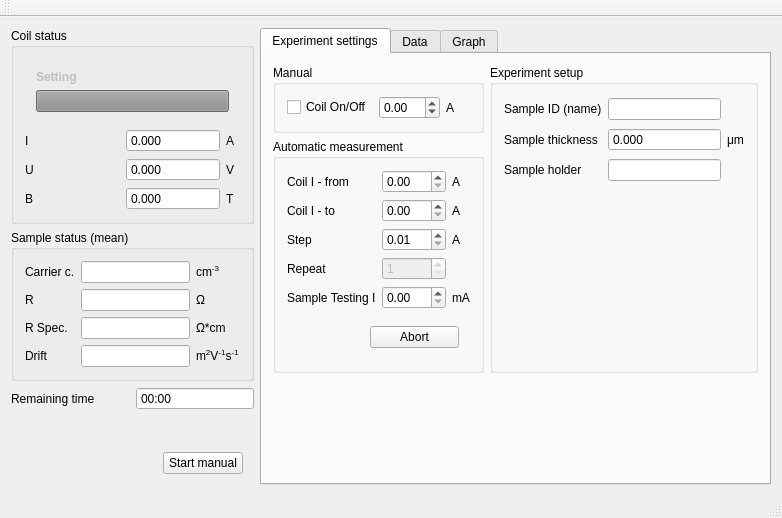
Qt form hall/mainwindow.ui (mBr001/hall) before a commit.
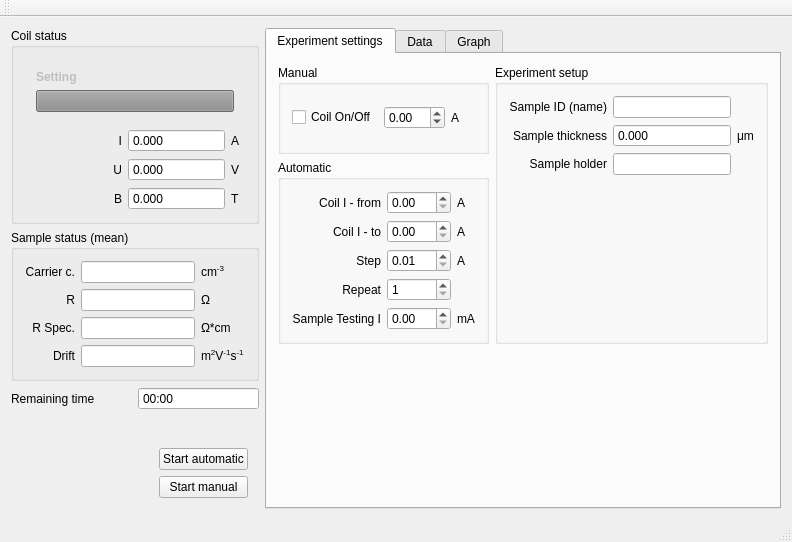
The same form after that commit. The open tabs and pages were chosen to show the change. Custom widgets are drawn as their Qt base class.

Commit message: redesign GUI: item description align

Patch:
```diff
--- a/hall/mainwindow.ui
+++ b/hall/mainwindow.ui
@@ -6,8 +6,8 @@
    <rect>
     <x>0</x>
     <y>0</y>
-    <width>782</width>
-    <height>518</height>
+    <width>792</width>
+    <height>542</height>
    </rect>
   </property>
   <property name="windowTitle">
@@ -123,6 +123,9 @@
              <property name="text">
               <string>I</string>
              </property>
+             <property name="alignment">
+              <set>Qt::AlignRight|Qt::AlignTrailing|Qt::AlignVCenter</set>
+             </property>
             </widget>
            </item>
            <item row="2" column="0">
@@ -130,6 +133,9 @@
              <property name="text">
               <string>U</string>
              </property>
+             <property name="alignment">
+              <set>Qt::AlignRight|Qt::AlignTrailing|Qt::AlignVCenter</set>
+             </property>
             </widget>
            </item>
            <item row="3" column="0">
@@ -137,6 +143,9 @@
              <property name="text">
               <string>B</string>
              </property>
+             <property name="alignment">
+              <set>Qt::AlignRight|Qt::AlignTrailing|Qt::AlignVCenter</set>
+             </property>
             </widget>
            </item>
            <item row="0" column="0" colspan="3">
@@ -191,6 +200,9 @@
              <property name="text">
               <string>Carrier c.</string>
              </property>
+             <property name="alignment">
+              <set>Qt::AlignRight|Qt::AlignTrailing|Qt::AlignVCenter</set>
+             </property>
             </widget>
            </item>
            <item row="0" column="2">
@@ -216,6 +228,9 @@
              <property name="text">
               <string>R</string>
              </property>
+             <property name="alignment">
+              <set>Qt::AlignRight|Qt::AlignTrailing|Qt::AlignVCenter</set>
+             </property>
             </widget>
            </item>
            <item row="2" column="0">
@@ -223,6 +238,9 @@
              <property name="text">
               <string>R Spec.</string>
              </property>
+             <property name="alignment">
+              <set>Qt::AlignRight|Qt::AlignTrailing|Qt::AlignVCenter</set>
+             </property>
             </widget>
            </item>
            <item row="3" column="0">
@@ -230,6 +248,9 @@
              <property name="text">
               <string>Drift</string>
              </property>
+             <property name="alignment">
+              <set>Qt::AlignRight|Qt::AlignTrailing|Qt::AlignVCenter</set>
+             </property>
             </widget>
            </item>
            <item row="1" column="2">
@@ -325,7 +346,7 @@
           </property>
           <widget class="QWidget" name="">
            <layout class="QGridLayout" name="gridLayout_11">
-            <item row="0" column="1">
+            <item row="1" column="1">
              <widget class="QPushButton" name="startManualPushButton">
               <property name="toolTip">
                <string>Take snapshot of current measured values.</string>
@@ -335,6 +356,16 @@
               </property>
              </widget>
             </item>
+            <item row="0" column="1">
+             <widget class="QPushButton" name="startAutomaticPushButton">
+              <property name="toolTip">
+               <string>Start fully automatized measurement.</string>
+              </property>
+              <property name="text">
+               <string>Start automatic</string>
+              </property>
+             </widget>
+            </item>
             <item row="0" column="0">
              <spacer name="horizontalSpacer_4">
               <property name="orientation">
@@ -404,7 +435,7 @@
           <item row="1" column="0">
            <widget class="QGroupBox" name="automaticGroupBox">
             <property name="title">
-             <string>Automatic measurement</string>
+             <string>Automatic</string>
             </property>
             <layout class="QGridLayout" name="gridLayout_8">
              <item row="0" column="2">
@@ -432,6 +463,9 @@
                <property name="text">
                 <string>Coil I - from</string>
                </property>
+               <property name="alignment">
+                <set>Qt::AlignRight|Qt::AlignTrailing|Qt::AlignVCenter</set>
+               </property>
               </widget>
              </item>
              <item row="1" column="0">
@@ -439,6 +473,9 @@
                <property name="text">
                 <string>Coil I - to</string>
                </property>
+               <property name="alignment">
+                <set>Qt::AlignRight|Qt::AlignTrailing|Qt::AlignVCenter</set>
+               </property>
               </widget>
              </item>
              <item row="1" column="1">
@@ -466,6 +503,9 @@
                <property name="text">
                 <string>Step</string>
                </property>
+               <property name="alignment">
+                <set>Qt::AlignRight|Qt::AlignTrailing|Qt::AlignVCenter</set>
+               </property>
               </widget>
              </item>
              <item row="2" column="1">
@@ -499,6 +539,9 @@
                <property name="text">
                 <string>Sample Testing I</string>
                </property>
+               <property name="alignment">
+                <set>Qt::AlignRight|Qt::AlignTrailing|Qt::AlignVCenter</set>
+               </property>
               </widget>
              </item>
              <item row="4" column="1">
@@ -518,67 +561,18 @@
                </property>
               </widget>
              </item>
-             <item row="5" column="0" colspan="3">
-              <layout class="QHBoxLayout" name="horizontalLayout_3">
-               <item>
-                <spacer name="horizontalSpacer">
-                 <property name="orientation">
-                  <enum>Qt::Horizontal</enum>
-                 </property>
-                 <property name="sizeHint" stdset="0">
-                  <size>
-                   <width>40</width>
-                   <height>20</height>
-                  </size>
-                 </property>
-                </spacer>
-               </item>
-               <item>
-                <widget class="QStackedWidget" name="startStopAutomaticStackedWidget">
-                 <property name="currentIndex">
-                  <number>0</number>
-                 </property>
-                 <widget class="QWidget" name="">
-                  <layout class="QGridLayout" name="gridLayout_13">
-                   <item row="0" column="0">
-                    <widget class="QPushButton" name="startAutomaticPushButton">
-                     <property name="toolTip">
-                      <string>Start fully automatized measurement.</string>
-                     </property>
-                     <property name="text">
-                      <string>Start automatic</string>
-                     </property>
-                    </widget>
-                   </item>
-                  </layout>
-                 </widget>
-                 <widget class="QWidget" name="">
-                  <layout class="QGridLayout" name="gridLayout_14">
-                   <item row="0" column="0">
-                    <widget class="QPushButton" name="abortMeasurement2PushButton">
-                     <property name="text">
-                      <string>Abort</string>
-                     </property>
-                    </widget>
-                   </item>
-                  </layout>
-                 </widget>
-                </widget>
-               </item>
-              </layout>
-             </item>
              <item row="3" column="0">
               <widget class="QLabel" name="label_10">
                <property name="text">
                 <string>Repeat</string>
                </property>
+               <property name="alignment">
+                <set>Qt::AlignRight|Qt::AlignTrailing|Qt::AlignVCenter</set>
+               </property>
               </widget>
              </item>
              <item row="3" column="1">
               <widget class="QSpinBox" name="measRepeatSpinBox">
-               <property name="enabled">
-                <bool>false</bool>
-               </property>
                <property name="toolTip">
                 <string>Number of measurement cycles/repeats.</string>
                </property>
@@ -648,8 +642,8 @@
                </property>
                <property name="sizeHint" stdset="0">
                 <size>
-                 <width>240</width>
-                 <height>173</height>
+                 <width>245</width>
+                 <height>155</height>
                 </size>
                </property>
               </spacer>
@@ -659,6 +653,9 @@
                <property name="text">
                 <string>Sample ID (name)</string>
                </property>
+               <property name="alignment">
+                <set>Qt::AlignRight|Qt::AlignTrailing|Qt::AlignVCenter</set>
+               </property>
               </widget>
              </item>
              <item row="1" column="0">
@@ -666,6 +663,9 @@
                <property name="text">
                 <string>Sample thickness</string>
                </property>
+               <property name="alignment">
+                <set>Qt::AlignRight|Qt::AlignTrailing|Qt::AlignVCenter</set>
+               </property>
               </widget>
              </item>
              <item row="2" column="0">
@@ -673,6 +673,9 @@
                <property name="text">
                 <string>Sample holder</string>
                </property>
+               <property name="alignment">
+                <set>Qt::AlignRight|Qt::AlignTrailing|Qt::AlignVCenter</set>
+               </property>
               </widget>
              </item>
              <item row="0" column="1">
```
Left out of the diff: 4 changed lines with no effect on the pictures. The commit also changes 2 other files.
